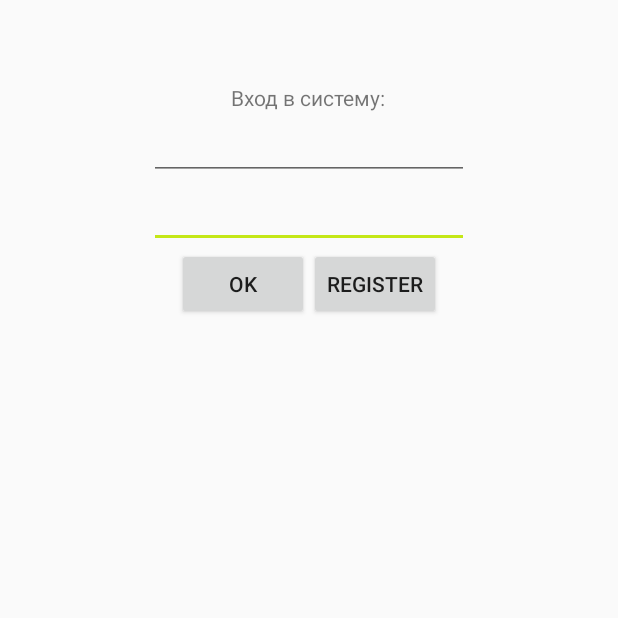
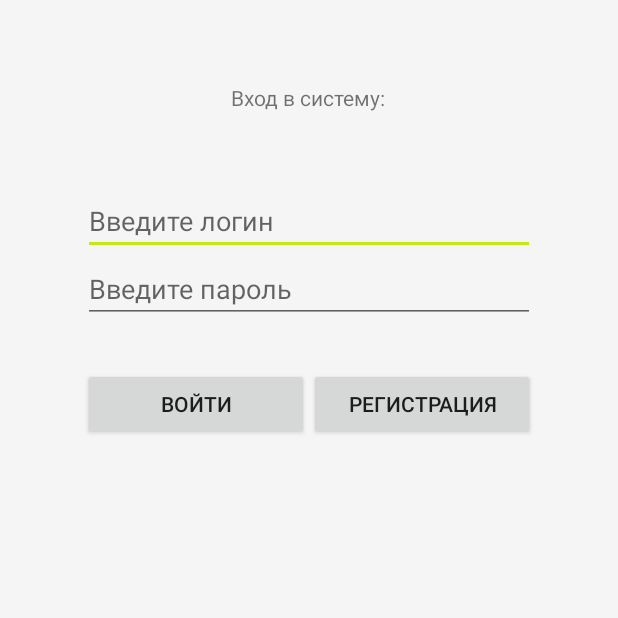
Before and after one commit to TheKrushik/AGS, an Android app: the screen it shows after launch (LoginActivity), on a phone screen of 412 x 824 dp, the top half of it. Run offline under Robolectric (Android 15) with nearby library versions, the light colour scheme and no system bars.

Commit message:
Login Test

```diff
--- a/app/src/main/java/info/krushik/android/ags/LoginActivity.java
+++ /dev/null
@@ -1,42 +0,0 @@
-package info.krushik.android.ags;
-
-import android.app.Activity;
-import android.support.v7.app.AppCompatActivity;
-import android.os.Bundle;
-import android.view.View;
-import android.widget.Button;
-import android.widget.EditText;
-
-public class LoginActivity extends AppCompatActivity implements View.OnClickListener {
-
-    EditText mEtLogin;
-    EditText mEtPassword;
-    Button mBtnOk;
-    Button mBtnRegister;
-
-
-    @Override
-    protected void onCreate(Bundle savedInstanceState) {
-        super.onCreate(savedInstanceState);
-        setContentView(R.layout.activity_login);
-
-        mEtLogin = (EditText) findViewById(R.id.etLogin);
-        mEtPassword = (EditText) findViewById(R.id.etPassword);
-
-        mBtnOk = (Button) findViewById(R.id.btnOk);
-        mBtnRegister = (Button) findViewById(R.id.btnRegister);
-    }
-
-    @Override
-    public void onClick(View v) {
-        switch (v.getId()){
-            case  R.id.btnOk:
-                //вход в систему и переход к внутренним Activity
-
-                break;
-            case R.id.btnRegister:
-                //здесь реализация регистра нового пользователя базы
-                break;
-        }
-    }
-}
--- /dev/null
+++ b/app/src/main/java/info/krushik/android/ags/activity/LoginActivity.java
@@ -0,0 +1,54 @@
+package info.krushik.android.ags.activity;
+
+import android.content.Intent;
+import android.support.v7.app.AppCompatActivity;
+import android.os.Bundle;
+import android.view.View;
+import android.widget.Button;
+import android.widget.EditText;
+
+import info.krushik.android.ags.R;
+import info.krushik.android.ags.objects.LoginInfo;
+
+public class LoginActivity extends AppCompatActivity implements View.OnClickListener {
+
+    public static final String LOGIN_INFO = "info.krushik.android.ags.login_info";
+
+    private EditText mEtLogin;
+    private EditText mEtPassword;
+    private Button mBtnLogin;
+    private Button mBtnRegister;
+
+
+    @Override
+    protected void onCreate(Bundle savedInstanceState) {
+        super.onCreate(savedInstanceState);
+        setContentView(R.layout.activity_login);
+
+        mEtLogin = (EditText) findViewById(R.id.etLogin);
+        mEtPassword = (EditText) findViewById(R.id.etPassword);
+        mBtnLogin = (Button) findViewById(R.id.btnLogin);
+        mBtnRegister = (Button) findViewById(R.id.btnRegister);
+
+        mBtnLogin.setOnClickListener(this);
+    }
+
+    @Override
+    public void onClick(View v) {
+        switch (v.getId()){
+            case  R.id.btnLogin:
+                //вход в систему и переход к внутренним Activity.
+                LoginInfo loginInfo = new LoginInfo();
+                loginInfo.getLogin();
+                loginInfo.getPassword();
+
+                Intent intent = new Intent(this, BuyActivity.class);
+                intent.putExtra(LOGIN_INFO, loginInfo);
+                startActivity(intent);
+                break;
+            case R.id.btnRegister:
+                //здесь реализация регистра нового пользователя базы
+                break;
+        }
+    }
+}
--- a/app/src/main/res/layout/activity_login.xml
+++ b/app/src/main/res/layout/activity_login.xml
@@ -8,56 +8,59 @@
     android:paddingLeft="@dimen/activity_horizontal_margin"
     android:paddingRight="@dimen/activity_horizontal_margin"
     android:paddingTop="@dimen/activity_vertical_margin"
-    tools:context=".LoginActivity">
+    tools:context=".activity.LoginActivity"
+    android:background="@color/primary_material_light">
 
     <LinearLayout
-        android:orientation="vertical"
         android:layout_width="match_parent"
         android:layout_height="wrap_content"
-        android:layout_marginTop="50dp"
+        android:layout_alignParentEnd="true"
+        android:layout_alignParentRight="true"
         android:gravity="center_horizontal"
-        android:layout_alignParentRight="true"
-        android:layout_alignParentEnd="true">
+        android:orientation="vertical"
+        android:layout_margin="50dp">
 
         <TextView
+            android:id="@+id/tvLogon"
             android:layout_width="wrap_content"
             android:layout_height="wrap_content"
-            android:text="Вход в систему:"
-            android:id="@+id/tvLogon"/>
+            android:text="@string/text_member_login"
+            android:layout_marginBottom="50dp"/>
+
 
         <EditText
-            android:layout_width="wrap_content"
+            android:id="@+id/etLogin"
+            android:layout_width="match_parent"
             android:layout_height="wrap_content"
-            android:inputType="textPersonName"
-            android:ems="10"
-            android:id="@+id/etLogin"
-            android:focusable="false"/>
+            android:inputType="text"
+            android:hint="@string/text_login"/>
 
         <EditText
-            android:layout_width="wrap_content"
+            android:id="@+id/etPassword"
+            android:layout_width="match_parent"
             android:layout_height="wrap_content"
             android:inputType="textPassword"
-            android:ems="10"
-            android:id="@+id/etPassword"/>
+            android:hint="@string/text_password"/>
 
         <LinearLayout
+            android:layout_width="match_parent"
+            android:layout_height="wrap_content"
             android:orientation="horizontal"
-            android:layout_width="wrap_content"
-            android:layout_height="wrap_content">
+            android:layout_marginTop="30dp">
 
             <Button
-                android:layout_width="wrap_content"
+                android:id="@+id/btnLogin"
+                android:layout_width="match_parent"
                 android:layout_height="wrap_content"
-                android:text="Ok"
-                android:id="@+id/btnOk"
-                />
+                android:text="@string/btn_ok"
+                android:layout_weight="1"/>
 
             <Button
-                android:layout_width="wrap_content"
+                android:id="@+id/btnRegister"
+                android:layout_width="match_parent"
                 android:layout_height="wrap_content"
-                android:text="Register"
-                android:id="@+id/btnRegister"
-                />
+                android:text="@string/btn_register"
+                android:layout_weight="1"/>
         </LinearLayout>
 
     </LinearLayout>
--- a/app/src/main/res/menu/menu_main.xml
+++ b/app/src/main/res/menu/menu_main.xml
@@ -1,7 +1,7 @@
 <menu xmlns:android="http://schemas.android.com/apk/res/android"
       xmlns:app="http://schemas.android.com/apk/res-auto"
       xmlns:tools="http://schemas.android.com/tools"
-      tools:context=".LoginActivity">
+      tools:context=".activity.LoginActivity">
     <item
         android:id="@+id/action_settings"
         android:orderInCategory="100"
--- a/app/src/main/res/values/strings.xml
+++ b/app/src/main/res/values/strings.xml
@@ -1,5 +1,9 @@
 <resources>
     <string name="app_name">Автозаправка</string>
     <string name="action_settings">Settings</string>
-    <string name="title_activity_activity_buy">ActivityBuy</string>
+    <string name="text_member_login">Вход в систему:</string>
+    <string name="text_login">Введите логин</string>
+    <string name="text_password">Введите пароль</string>
+    <string name="btn_ok">Войти</string>
+    <string name="btn_register">Регистрация</string>
 </resources>
```
Also changed, not shown: app/src/main/AndroidManifest.xml (+6 -3 lines), app/src/main/java/info/krushik/android/ags/activity/AddActivity.java (renamed from app/src/main/java/info/krushik/android/ags/ActivityBuy.java, +6 -5 lines), app/src/main/java/info/krushik/android/ags/activity/BuyActivity.java (added, +20 -0 lines), app/src/main/java/info/krushik/android/ags/objects/LoginInfo.java (added, +25 -0 lines), app/src/main/res/layout/activity_add.xml (added, +22 -0 lines), app/src/main/res/layout/activity_buy.xml (+43 -13 lines), app/src/main/res/layout/content_activity_buy.xml (deleted, +0 -50 lines).
